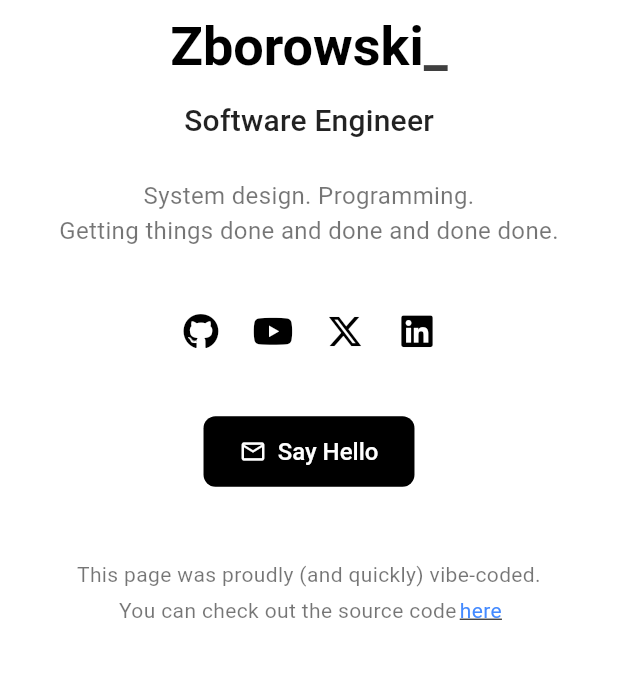
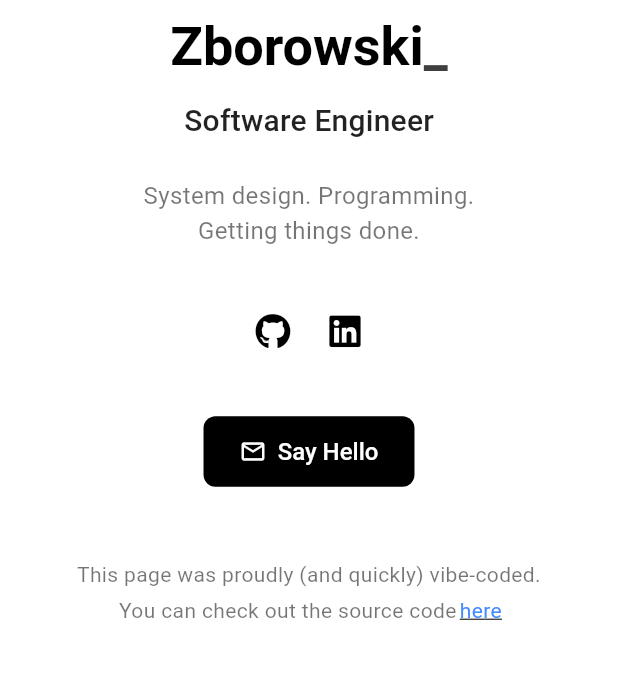
Before and after one commit to ZoltePudeleczko/zoltepudeleczko.github.io, a Flutter app: the screen it shows after launch, on a phone screen of 412 x 824 dp, the part 441-1120 px from its top. Run offline on Flutter 3.47's test engine with Material 3 defaults, Android fonts, the phone set to English and light mode, and no system bars; our stand-ins replace animated_text_kit, font_awesome_flutter.

Commit message:
Temporarily hide YouTube and X social media buttons in main.dart; update description in AppConfig class for clarity.

```diff
--- a/homepage_portfolio/lib/config/app_config.dart
+++ b/homepage_portfolio/lib/config/app_config.dart
@@ -15,7 +15,7 @@ class AppConfig {
 
   // Description
   static const String descriptionFirstPart = 'System design. Programming.';
-  static const String descriptionSecondPart = 'Getting things done and done and done done.';
+  static const String descriptionSecondPart = 'Getting things done.';
 
   // Repository
   static const String repoUrl = 'https://github.com/ZoltePudeleczko/HomePageV2';
--- a/homepage_portfolio/lib/main.dart
+++ b/homepage_portfolio/lib/main.dart
@@ -85,16 +85,17 @@ class PortfolioHomePage extends StatelessWidget {
                     tooltip: 'GitHub',
                     onPressed: () => _launchUrl(AppConfig.githubUrl),
                   ),
-                  IconButton(
-                    icon: const FaIcon(FontAwesomeIcons.youtube),
-                    tooltip: 'YouTube',
-                    onPressed: () => _launchUrl(AppConfig.youtubeUrl),
-                  ),
-                  IconButton(
-                    icon: const FaIcon(FontAwesomeIcons.xTwitter),
-                    tooltip: 'X',
-                    onPressed: () => _launchUrl(AppConfig.xUrl),
-                  ),
+                  // Temporary hide youtube and x
+                  // IconButton(
+                  //   icon: const FaIcon(FontAwesomeIcons.youtube),
+                  //   tooltip: 'YouTube',
+                  //   onPressed: () => _launchUrl(AppConfig.youtubeUrl),
+                  // ),
+                  // IconButton(
+                  //   icon: const FaIcon(FontAwesomeIcons.xTwitter),
+                  //   tooltip: 'X',
+                  //   onPressed: () => _launchUrl(AppConfig.xUrl),
+                  // ),
                   IconButton(
                     icon: const FaIcon(FontAwesomeIcons.linkedin),
                     tooltip: 'LinkedIn',
```
